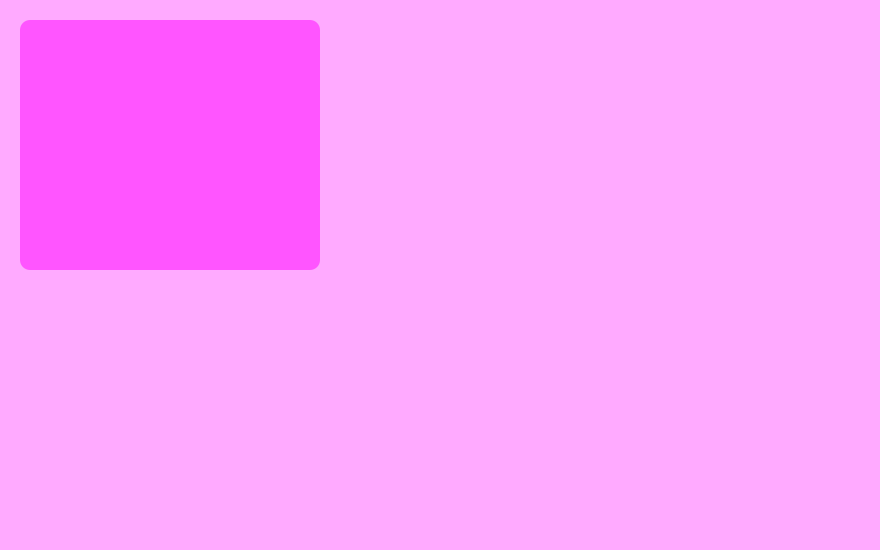
The window that mainwindow.ui (M0tgh3y/music-player-qt) describes before a commit, drawn with Qt 5.
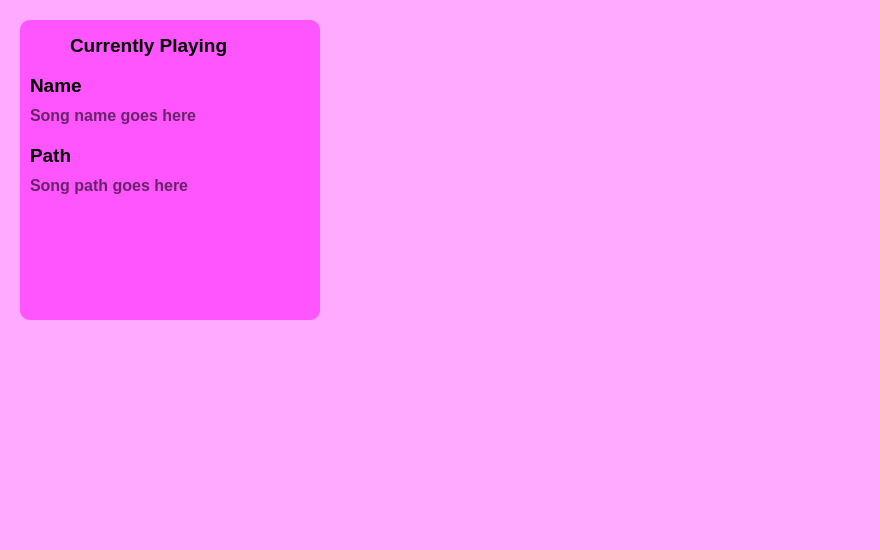
The same window after the commit. Icons and pictures are not drawn.

Commit message: add a song name and path

Diff of the .ui file:
```diff
--- a/mainwindow.ui
+++ b/mainwindow.ui
@@ -46,7 +46,7 @@
       <x>20</x>
       <y>20</y>
       <width>300</width>
-      <height>250</height>
+      <height>300</height>
      </rect>
     </property>
     <property name="styleSheet">
@@ -78,6 +78,116 @@
       <pixmap resource="idk.qrc">:/image/icons/Audio Wave-32.png</pixmap>
      </property>
     </widget>
+    <widget class="QLabel" name="curentlyplaying">
+     <property name="geometry">
+      <rect>
+       <x>50</x>
+       <y>10</y>
+       <width>231</width>
+       <height>30</height>
+      </rect>
+     </property>
+     <property name="font">
+      <font>
+       <pointsize>14</pointsize>
+       <bold>true</bold>
+      </font>
+     </property>
+     <property name="styleSheet">
+      <string notr="true">color: rgb(0, 0, 0);</string>
+     </property>
+     <property name="text">
+      <string>Currently Playing</string>
+     </property>
+    </widget>
+    <widget class="QLabel" name="curentlyplaying_2">
+     <property name="geometry">
+      <rect>
+       <x>10</x>
+       <y>50</y>
+       <width>231</width>
+       <height>30</height>
+      </rect>
+     </property>
+     <property name="font">
+      <font>
+       <pointsize>14</pointsize>
+       <bold>true</bold>
+      </font>
+     </property>
+     <property name="styleSheet">
+      <string notr="true">color: rgb(0, 0, 0);</string>
+     </property>
+     <property name="text">
+      <string>Name</string>
+     </property>
+    </widget>
+    <widget class="QLabel" name="curentlyplaying_3">
+     <property name="geometry">
+      <rect>
+       <x>10</x>
+       <y>80</y>
+       <width>281</width>
+       <height>30</height>
+      </rect>
+     </property>
+     <property name="font">
+      <font>
+       <pointsize>12</pointsize>
+       <bold>true</bold>
+      </font>
+     </property>
+     <property name="styleSheet">
+      <string notr="true">color: rgba(0, 0, 0, 150);</string>
+     </property>
+     <property name="text">
+      <string>Song name goes here</string>
+     </property>
+    </widget>
+    <widget class="QLabel" name="curentlyplaying_4">
+     <property name="geometry">
+      <rect>
+       <x>10</x>
+       <y>120</y>
+       <width>231</width>
+       <height>30</height>
+      </rect>
+     </property>
+     <property name="font">
+      <font>
+       <pointsize>14</pointsize>
+       <bold>true</bold>
+      </font>
+     </property>
+     <property name="styleSheet">
+      <string notr="true">color: rgb(0, 0, 0);</string>
+     </property>
+     <property name="text">
+      <string>Path</string>
+     </property>
+    </widget>
+    <widget class="QLabel" name="curentlyplaying_5">
+     <property name="geometry">
+      <rect>
+       <x>10</x>
+       <y>150</y>
+       <width>281</width>
+       <height>30</height>
+      </rect>
+     </property>
+     <property name="font">
+      <font>
+       <pointsize>12</pointsize>
+       <bold>true</bold>
+      </font>
+     </property>
+     <property name="styleSheet">
+      <string notr="true">color: rgba(0, 0, 0, 150);</string>
+     </property>
+     <property name="text">
+      <string>Song path goes here</string>
+     </property>
+    </widget>
    </widget>
   </widget>
  </widget>
```
Left out of the diff: 2 changed lines with no effect on the pictures. The commit also changes 3 other files.
